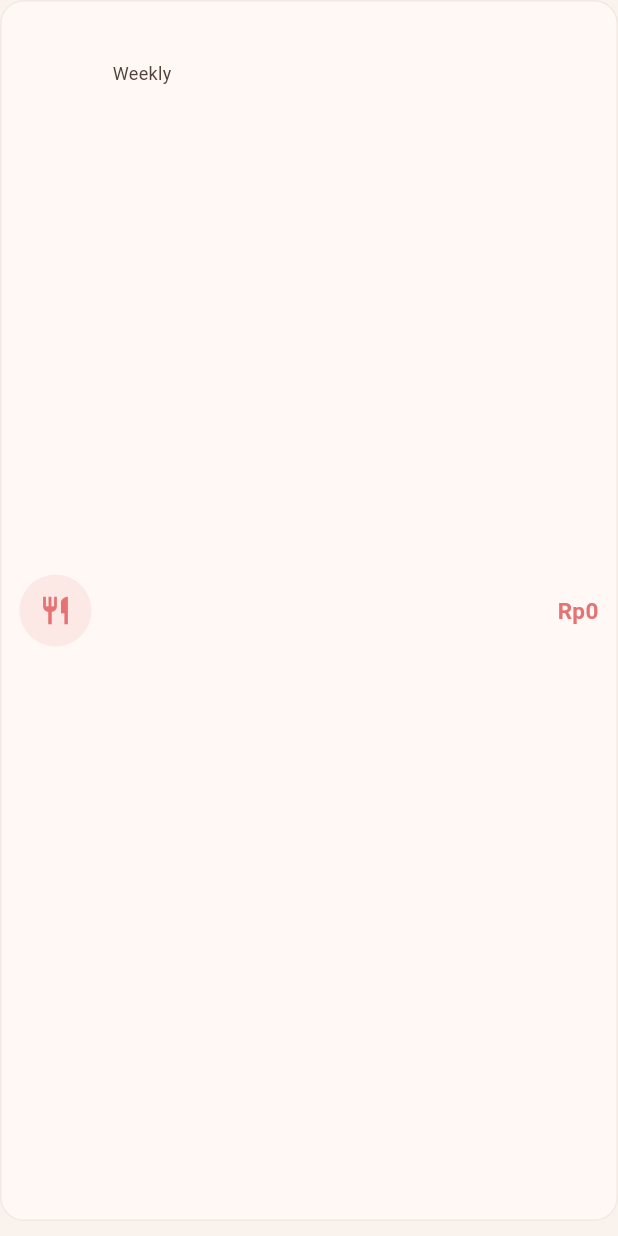
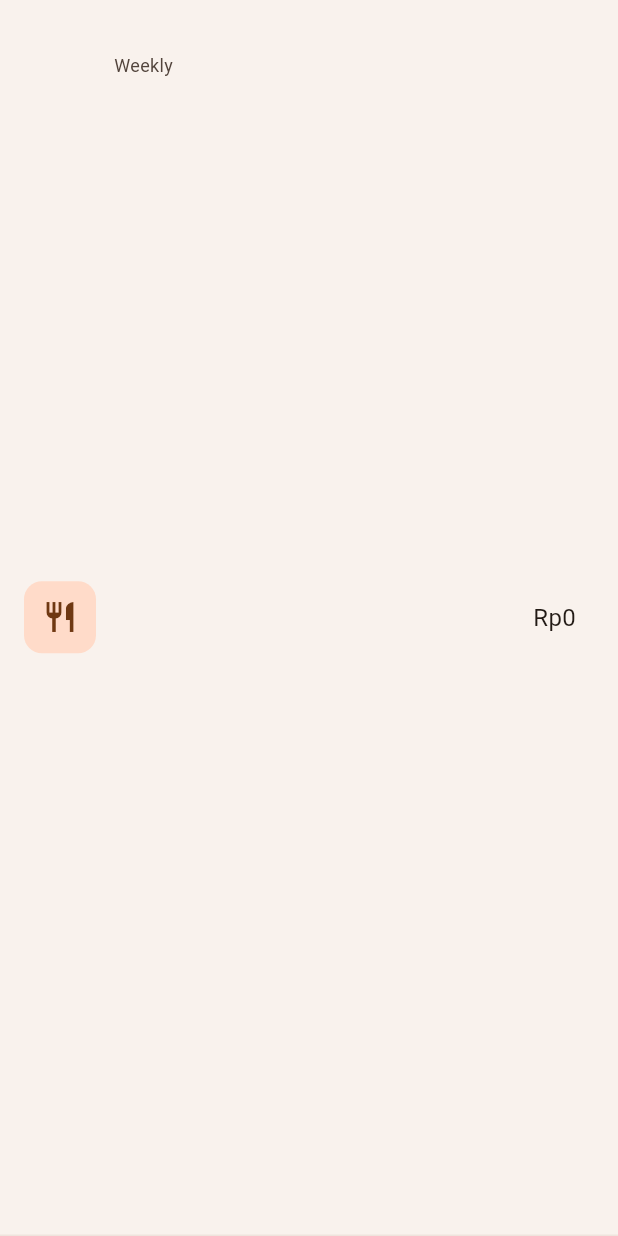
Before and after one commit to andimei/artakula, a Flutter app: the _BudgetCard widget shown alone on an empty page, opened directly with sample values from the repository, on a phone screen of 412 x 824 dp. Run offline on Flutter 3.47's test engine with Material 3 defaults, Android fonts, the phone set to English and light mode, and no system bars; our stand-ins replace auto_size_text, fl_chart, flutter_riverpod, hive, hive_flutter, shared_preferences; accounts and stored records are empty.

Commit message:
reorderable budget

```diff
--- a/lib/features/budgets/presentation/pages/budget_page.dart
+++ b/lib/features/budgets/presentation/pages/budget_page.dart
@@ -27,6 +27,8 @@ class _BudgetsPageState extends ConsumerState<BudgetsPage> {
     _sorted = [...budgets]
       ..sort((a, b) => (a.order ?? 0).compareTo(b.order ?? 0));
 
+    final totalBudget = budgets.fold(0, (sum, b) => sum + b.amount);
+
     return Scaffold(
       appBar: AppBar(
         title: const Text('Budgets'),
@@ -46,9 +48,23 @@ class _BudgetsPageState extends ConsumerState<BudgetsPage> {
 
       body: _sorted.isEmpty
           ? _emptyState(context)
-          : ReorderableListView.builder(
+          : Column(
+              children: [
+                _BudgetHeader(total: totalBudget),
+                Expanded(
+                  child: _buildList(context, categories),
+                ),
+              ],
+            ),
+    );
+  }
+
+  Widget _buildList(BuildContext context, List<Category> categories) {
+    return ReorderableListView.builder(
       buildDefaultDragHandles: false,
-              padding: const EdgeInsets.fromLTRB(16, 8, 16, 80),
+      padding: EdgeInsets.only(
+        bottom: MediaQuery.of(context).padding.bottom + 80,
+      ),
       itemCount: _sorted.length,
       onReorder: _onReorder,
       itemBuilder: (_, i) {
@@ -62,12 +78,10 @@ class _BudgetsPageState extends ConsumerState<BudgetsPage> {
           category: category,
           dragHandle: ReorderableDragStartListener(
             index: i,
-                    child: Padding(
-                      padding: const EdgeInsets.only(right: 8),
             child: Icon(
               Icons.dehaze,
-                        color: context.colors.onSurfaceVariant.withValues(alpha: 0.5),
-                      ),
+              size: 26,
+              color: context.colors.onSurfaceVariant.withValues(alpha: 0.4),
             ),
           ),
           onTap: () {
@@ -80,7 +94,6 @@ class _BudgetsPageState extends ConsumerState<BudgetsPage> {
           },
         );
       },
-            ),
     );
   }
 
@@ -132,6 +145,43 @@ class _BudgetsPageState extends ConsumerState<BudgetsPage> {
   }
 }
 
+class _BudgetHeader extends StatelessWidget {
+  final int total;
+
+  const _BudgetHeader({required this.total});
+
+  @override
+  Widget build(BuildContext context) {
+    return Container(
+      padding: const EdgeInsets.symmetric(
+        horizontal: 16,
+        vertical: 4,
+      ),
+      color: context.colors.surfaceContainerLow,
+      child: Row(
+        children: [
+          const Expanded(
+            child: Text(
+              'Total',
+              style: TextStyle(
+                fontSize: 16,
+                fontWeight: FontWeight.w600,
+              ),
+            ),
+          ),
+          Text(
+            formatRupiah(total),
+            style: const TextStyle(
+              fontSize: 16,
+              fontWeight: FontWeight.bold,
+            ),
+          ),
+        ],
+      ),
+    );
+  }
+}
+
 class _BudgetCard extends StatelessWidget {
   final Budget budget;
   final Category? category;
@@ -148,46 +198,49 @@ class _BudgetCard extends StatelessWidget {
 
   @override
   Widget build(BuildContext context) {
-    return Padding(
-      padding: const EdgeInsets.only(bottom: 10),
+    return Material(
+      color: Colors.transparent,
       child: InkWell(
         onTap: onTap,
-        borderRadius: BorderRadius.circular(16),
         child: Container(
-          padding: const EdgeInsets.symmetric(horizontal: 12, vertical: 16),
+          padding: const EdgeInsets.symmetric(
+            horizontal: 16,
+            vertical: 12,
+          ),
           decoration: BoxDecoration(
-            color: context.colors.surface,
-            borderRadius: BorderRadius.circular(16),
-            border: Border.all(
+            border: Border(
+              bottom: BorderSide(
                 color: context.colors.outlineVariant.withValues(alpha: 0.3),
+              ),
             ),
           ),
           child: Row(
             children: [
-              dragHandle,
-              CircleAvatar(
-                radius: 24,
-                backgroundColor: context.semantic.expense.withValues(alpha: 0.12),
+              Container(
+                width: 48,
+                height: 48,
+                decoration: BoxDecoration(
+                  color: context.colors.primaryContainer,
+                  borderRadius: BorderRadius.circular(12),
+                ),
                 child: Icon(
                   category?.icon ?? Icons.account_balance_wallet_outlined,
-                  color: context.semantic.expense,
-                  size: 22,
+                  color: context.colors.onPrimaryContainer,
                 ),
               ),
-              const SizedBox(width: 14),
+              const SizedBox(width: 12),
+
               Expanded(
                 child: Column(
                   crossAxisAlignment: CrossAxisAlignment.start,
                   children: [
                     Text(
                       budget.name,
-                      style: TextStyle(
-                        fontWeight: FontWeight.w600,
-                        fontSize: 15,
-                        color: context.colors.onSurface,
+                      style: const TextStyle(
+                        fontSize: 16,
+                        fontWeight: FontWeight.bold,
                       ),
                     ),
-                    const SizedBox(height: 2),
                     Text(
                       _periodLabel(budget.period),
                       style: TextStyle(
@@ -198,15 +251,16 @@ class _BudgetCard extends StatelessWidget {
                   ],
                 ),
               ),
+
               Text(
                 formatRupiah(budget.amount),
-                style: TextStyle(
-                  fontWeight: FontWeight.w600,
-                  fontSize: 15,
-                  color: context.semantic.expense,
-                  fontFeatures: const [FontFeature.tabularFigures()],
+                style: const TextStyle(
+                  fontSize: 16,
+                  fontWeight: FontWeight.normal,
                 ),
               ),
+              const SizedBox(width: 12),
+              dragHandle,
             ],
           ),
         ),
```
Lines whose indentation alone changed are shown as unchanged.
